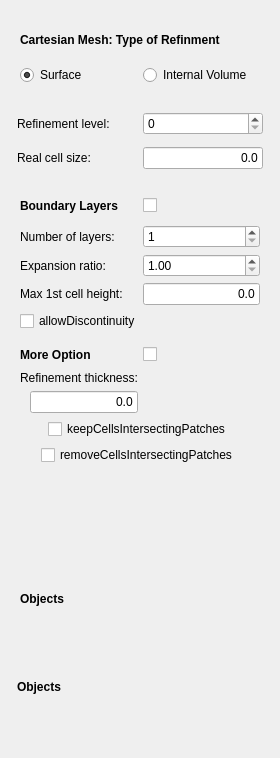
The window that Mod/dexcsCfdOF/dexcsTaskPanelCfdMeshRefinement.ui (dexcs-of/launcher) describes before a commit, drawn with Qt 5.
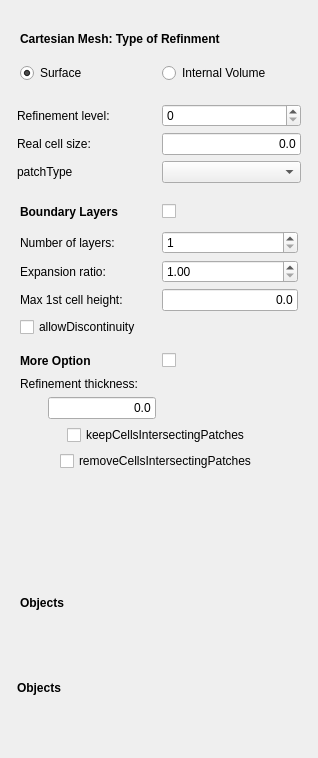
The same window after the commit. Custom widgets are drawn as their Qt base class.

Commit message: patch type を選択指定できるようにした。

```diff
--- a/Mod/dexcsCfdOF/dexcsTaskPanelCfdMeshRefinement.ui
+++ b/Mod/dexcsCfdOF/dexcsTaskPanelCfdMeshRefinement.ui
@@ -6,7 +6,7 @@
    <rect>
     <x>0</x>
     <y>0</y>
-    <width>280</width>
+    <width>318</width>
     <height>758</height>
    </rect>
   </property>
@@ -123,6 +123,16 @@
         </property>
        </widget>
       </item>
+      <item row="3" column="0">
+       <widget class="QLabel" name="label_patchType">
+        <property name="text">
+         <string>patchType</string>
+        </property>
+       </widget>
+      </item>
+      <item row="3" column="1">
+       <widget class="QComboBox" name="cb_patchType"/>
+      </item>
      </layout>
     </widget>
    </item>
```
Left out of the diff: 14 changed lines with no effect on the pictures. The commit also changes 9 other files.
